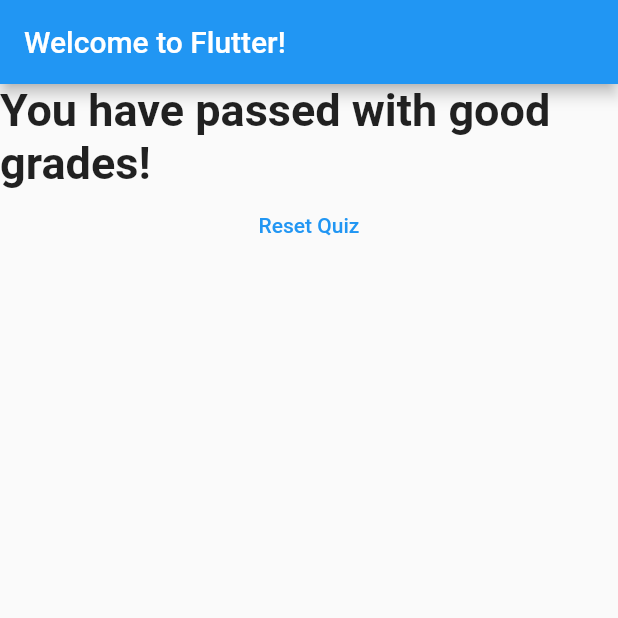
After one commit to paulranjan694/quiz-app, a Flutter app: the screen it shows after launch, after a tap on "Black", after a tap on "Dog", after a tap on "One Plus", on a phone screen of 412 x 824 dp, the top half of it. The commit adds this screen. Run offline on Flutter 3.47's test engine with Material 2 defaults, Android fonts, the phone set to English and light mode, and no system bars.

Commit message:
Final App completed

```diff
--- a/lib/main.dart
+++ b/lib/main.dart
@@ -1,6 +1,6 @@
 import 'package:flutter/material.dart';
-import './answer.dart';
-import './question.dart';
+import './result.dart';
+import './quiz.dart';
 
 void main() {
   runApp(MyApp());
@@ -16,62 +16,71 @@ class MyApp extends StatefulWidget {
 }
 
 class _MyAppState extends State<MyApp> {
-  var _questionIndex = 0;
-
-  void _answerQuestions() {
-    setState(() {
-      _questionIndex = _questionIndex + 1;
-    });
-    print('BTN pressed!');
-    print(_questionIndex);
-  }
-
-  @override
-  Widget build(BuildContext context) {
-    var questions = [
+  final _questions = const [
     {
       'questionTitle': 'What\'s your fav color ?',
       'answers': [
-          'Black',
-          'Red',
-          'Green',
-          'White',
+        {'text': 'Black', 'score': 9},
+        {'text': 'Red', 'score': 7},
+        {'text': 'Green', 'score': 5},
+        {'text': 'White', 'score': 1},
       ],
     },
     {
       'questionTitle': 'What\'s your fav animal ?',
       'answers': [
-          'Cat',
-          'Dog',
-          'Rabbit',
-          'Turtle',
+        {'text': 'Cat', 'score': 3},
+        {'text': 'Dog', 'score': 5},
+        {'text': 'Rabbit', 'score': 7},
+        {'text': 'Turtle', 'score': 9},
       ],
     },
     {
       'questionTitle': 'What\'s your fav phone ?',
       'answers': [
-          'MI',
-          'iPhone',
-          'Samsung',
-          'OnePlus',
+        {'text': 'MI', 'score': 7},
+        {'text': 'iPhone', 'score': 9},
+        {'text': 'One Plus', 'score': 8},
+        {'text': 'Samsung', 'score': 1},
       ],
     },
   ];
 
+  var _questionIndex = 0;
+  var _totalScore = 0;
+
+  void _answerQuestions(int score) {
+    _totalScore += score;
+    setState(() {
+      _questionIndex = _questionIndex + 1;
+    });
+    // print(_questionIndex);
+    // if (_questionIndex < _questions.length) {
+    //   print('More Questions!');
+    // }
+  }
+
+  void _resetQuizHandler() {
+    setState(() {
+      _totalScore = 0;
+      _questionIndex = 0;
+    });
+  }
+
+  @override
+  Widget build(BuildContext context) {
     return MaterialApp(
       home: Scaffold(
         appBar: AppBar(
           title: Text('Welcome to Flutter!'),
         ),
-        body: Column(
-          children: [
-            Question(questions[_questionIndex]['questionTitle']),
-            ...(questions[_questionIndex]['answers'] as List<String>)
-                .map((answer) {
-              return Answer(_answerQuestions, answer);
-            }).toList(),
-          ],
-        ),
+        body: _questionIndex < _questions.length
+            ? Quiz(
+                questions: _questions,
+                answerQuestions: _answerQuestions,
+                questionIndex: _questionIndex,
+              )
+            : Result(_totalScore, _resetQuizHandler),
       ),
     );
   }
--- /dev/null
+++ b/lib/quiz.dart
@@ -0,0 +1,28 @@
+import 'package:flutter/material.dart';
+
+import './question.dart';
+import './answer.dart';
+
+class Quiz extends StatelessWidget {
+  final List<Map<String, Object>> questions;
+  final Function answerQuestions;
+  final int questionIndex;
+
+  Quiz(
+      {@required this.questions,
+      @required this.answerQuestions,
+      @required this.questionIndex});
+
+  @override
+  Widget build(BuildContext context) {
+    return Column(
+      children: [
+        Question(questions[questionIndex]['questionTitle']),
+        ...(questions[questionIndex]['answers'] as List<Map<String, Object>>)
+            .map((answer) {
+          return Answer(() => answerQuestions(answer['score']), answer['text']);
+        }).toList(),
+      ],
+    );
+  }
+}
--- /dev/null
+++ b/lib/result.dart
@@ -0,0 +1,45 @@
+import 'package:flutter/material.dart';
+
+class Result extends StatelessWidget {
+  final int totalScore;
+  final Function resetHandler;
+
+  Result(this.totalScore, this.resetHandler);
+
+  String get resultPhase {
+    String resultText;
+    if (totalScore <= 5) {
+      resultText = 'You have failed!';
+    } else if (totalScore <= 15) {
+      resultText = 'You have passed but not so good!';
+    } else {
+      resultText = 'You have passed with good grades!';
+    }
+
+    return resultText;
+  }
+
+  @override
+  Widget build(BuildContext context) {
+    return Center(
+      child: Column(
+        children: [
+          Text(
+            resultPhase,
+            style: TextStyle(
+              fontSize: 30,
+              fontWeight: FontWeight.bold,
+            ),
+          ),
+          FlatButton(
+            child: Text(
+              'Reset Quiz',
+            ),
+            textColor: Colors.blue,
+            onPressed: resetHandler,
+          ),
+        ],
+      ),
+    );
+  }
+}
```
Lines whose indentation alone changed are shown as unchanged.
